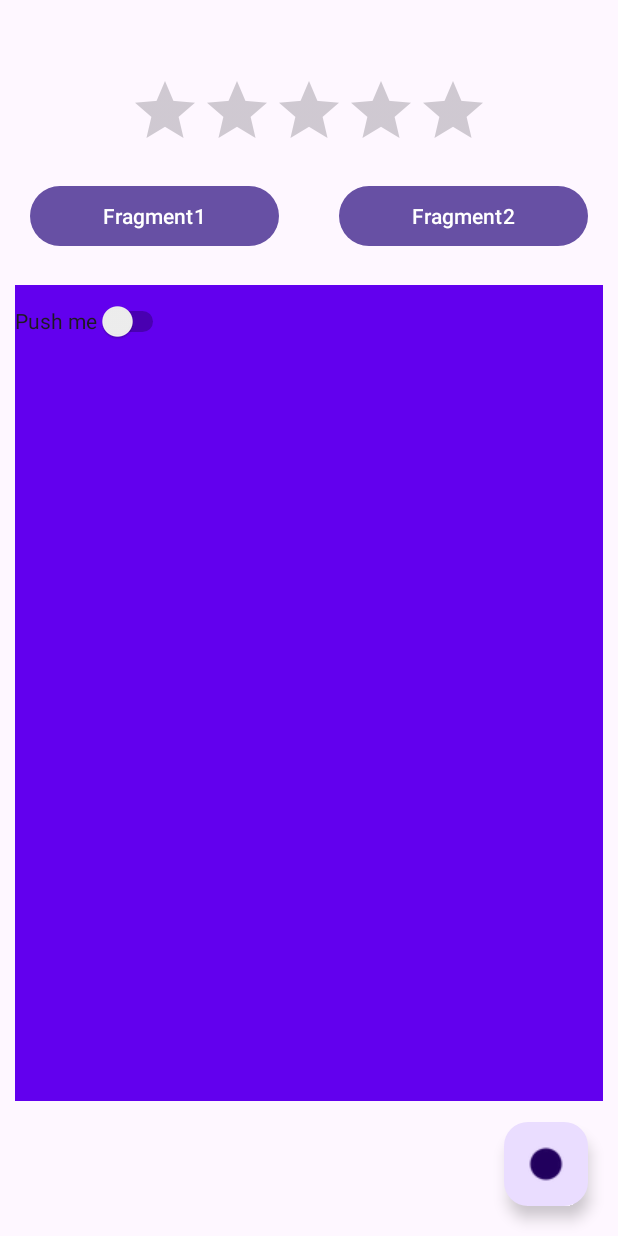
After one commit to stasdo12/Calculation, an Android app: the fragment SecondFragment placed in its activity, on a phone screen of 412 x 824 dp. The commit adds this screen. Run offline under Robolectric (Android 15) with nearby library versions, the phone set to English and light mode, and no system bars.

Commit message:
create a fragment_first.xml and FragmentActivity

```diff
--- a/app/src/main/AndroidManifest.xml
+++ b/app/src/main/AndroidManifest.xml
@@ -12,6 +12,9 @@
         android:supportsRtl="true"
         android:theme="@style/Theme.Calculation"
         tools:targetApi="31">
+        <activity
+            android:name=".FragmentActivity"
+            android:exported="false" />
         <activity
             android:name=".MediaPlayerActivity"
             android:exported="false" />
--- /dev/null
+++ b/app/src/main/java/ua/com/calculation/FirstFragment.java
@@ -0,0 +1,26 @@
+package ua.com.calculation;
+
+import android.os.Bundle;
+
+
+import androidx.fragment.app.Fragment;
+
+import android.view.LayoutInflater;
+import android.view.View;
+import android.view.ViewGroup;
+
+
+public class FirstFragment extends Fragment {
+
+
+
+
+    @Override
+    public View onCreateView(LayoutInflater inflater, ViewGroup container,
+                             Bundle savedInstanceState) {
+
+
+        // Inflate the layout for this fragment
+        return inflater.inflate(R.layout.fragment_first, container, false);
+    }
+}
--- /dev/null
+++ b/app/src/main/java/ua/com/calculation/FragmentActivity.java
@@ -0,0 +1,52 @@
+package ua.com.calculation;
+
+import androidx.appcompat.app.AppCompatActivity;
+import androidx.fragment.app.Fragment;
+import androidx.fragment.app.FragmentTransaction;
+
+import android.os.Bundle;
+import android.view.View;
+import android.widget.Button;
+import android.widget.FrameLayout;
+
+public class FragmentActivity extends AppCompatActivity {
+
+    private Button btn_fragment1, btn_fragment2;  // Initialize the buttons
+    private FrameLayout frameLayout;
+    private FirstFragment firstFragment = new FirstFragment();
+
+    @Override
+    protected void onCreate(Bundle savedInstanceState) {
+        super.onCreate(savedInstanceState);
+        setContentView(R.layout.activity_fragment);
+
+        // Initialize the buttons
+        btn_fragment1 = findViewById(R.id.btn_fragment1);
+        btn_fragment2 = findViewById(R.id.btn_fragment2);
+        frameLayout = findViewById(R.id.frame_layout);
+
+        // At start app
+        setNewFragment(firstFragment);
+
+        btn_fragment1.setOnClickListener(new View.OnClickListener() {
+            @Override
+            public void onClick(View v) {
+                setNewFragment(firstFragment);
+            }
+        });
+
+        btn_fragment2.setOnClickListener(new View.OnClickListener() {
+            @Override
+            public void onClick(View v) {
+                SecondFragment secondFragment = new SecondFragment();
+                setNewFragment(secondFragment);
+            }
+        });
+    }
+
+    private void setNewFragment(Fragment fragment) {
+        FragmentTransaction ft = getSupportFragmentManager().beginTransaction();
+        ft.replace(R.id.frame_layout, fragment);
+        ft.commit();
+    }
+}
--- a/app/src/main/java/ua/com/calculation/MainActivity.java
+++ b/app/src/main/java/ua/com/calculation/MainActivity.java
@@ -25,6 +25,16 @@ public class MainActivity extends AppCompatActivity {
         number_field_two = findViewById(R.id.number_field_two);
         Button add_button = findViewById(R.id.add_button);
         Button move_button = findViewById(R.id.button_to_move_toast);
+        Button fragment_button = findViewById(R.id.move_to_fragment);
+
+
+        fragment_button.setOnClickListener(new View.OnClickListener() {
+            @Override
+            public void onClick(View v) {
+                Intent intent = new Intent(MainActivity.this, FragmentActivity.class);
+                startActivity(intent);
+            }
+        });
 
         move_button.setOnClickListener(new View.OnClickListener() {
             @Override
--- /dev/null
+++ b/app/src/main/java/ua/com/calculation/SecondFragment.java
@@ -0,0 +1,21 @@
+package ua.com.calculation;
+
+import android.os.Bundle;
+
+import androidx.fragment.app.Fragment;
+
+import android.view.LayoutInflater;
+import android.view.View;
+import android.view.ViewGroup;
+
+
+public class SecondFragment extends Fragment {
+
+
+    @Override
+    public View onCreateView(LayoutInflater inflater, ViewGroup container,
+                             Bundle savedInstanceState) {
+        // Inflate the layout for this fragment
+        return inflater.inflate(R.layout.fragment_second, container, false);
+    }
+}
--- /dev/null
+++ b/app/src/main/res/layout/activity_fragment.xml
@@ -0,0 +1,73 @@
+<?xml version="1.0" encoding="utf-8"?>
+<androidx.constraintlayout.widget.ConstraintLayout xmlns:android="http://schemas.android.com/apk/res/android"
+    xmlns:app="http://schemas.android.com/apk/res-auto"
+    xmlns:tools="http://schemas.android.com/tools"
+    android:layout_width="match_parent"
+    android:layout_height="match_parent"
+    tools:context=".FragmentActivity">
+
+    <com.google.android.material.floatingactionbutton.FloatingActionButton
+        android:id="@+id/floatingActionButton"
+        android:layout_width="wrap_content"
+        android:layout_height="wrap_content"
+        android:layout_marginEnd="20dp"
+        android:layout_marginBottom="20dp"
+        android:contentDescription="@string/app_name"
+        android:clickable="true"
+        app:layout_constraintBottom_toBottomOf="parent"
+        app:layout_constraintEnd_toEndOf="parent"
+        app:srcCompat="@android:drawable/presence_offline" />
+
+    <RatingBar
+        android:id="@+id/ratingBar"
+        android:layout_width="wrap_content"
+        android:layout_height="wrap_content"
+        android:layout_marginTop="50dp"
+        android:contentDescription="@string/app_name"
+        app:layout_constraintEnd_toEndOf="parent"
+        app:layout_constraintStart_toStartOf="parent"
+        app:layout_constraintTop_toTopOf="parent" />
+
+    <LinearLayout
+        android:id="@+id/linearLayout2"
+        android:layout_width="match_parent"
+        android:layout_height="match_parent"
+        android:layout_marginTop="120dp"
+        android:orientation="horizontal"
+        app:layout_constraintEnd_toEndOf="parent"
+        app:layout_constraintStart_toStartOf="parent"
+        app:layout_constraintTop_toTopOf="@+id/ratingBar">
+
+        <Button
+            android:id="@+id/btn_fragment1"
+            android:layout_width="wrap_content"
+            android:layout_height="wrap_content"
+            android:layout_marginHorizontal="20dp"
+            android:layout_weight="1"
+            android:text="Fragment1" />
+
+        <Button
+            android:id="@+id/btn_fragment2"
+            android:layout_width="wrap_content"
+            android:layout_height="wrap_content"
+            android:layout_marginHorizontal="20dp"
+            android:layout_weight="1"
+            android:text="Fragment2" />
+    </LinearLayout>
+
+    <FrameLayout
+        android:id="@+id/frame_layout"
+        android:layout_width="match_parent"
+        android:layout_height="0dp"
+        android:layout_marginStart="10dp"
+        android:layout_marginTop="20dp"
+        android:layout_marginEnd="10dp"
+        android:layout_marginBottom="90dp"
+        app:layout_constraintBottom_toBottomOf="parent"
+        app:layout_constraintEnd_toEndOf="parent"
+        app:layout_constraintStart_toStartOf="parent"
+        app:layout_constraintTop_toTopOf="@+id/linearLayout2">
+
+    </FrameLayout>
+
+</androidx.constraintlayout.widget.ConstraintLayout>
--- a/app/src/main/res/layout/activity_main.xml
+++ b/app/src/main/res/layout/activity_main.xml
@@ -68,4 +68,14 @@
         app:layout_constraintStart_toStartOf="parent"
         app:layout_constraintTop_toBottomOf="@+id/add_button" />
 
+    <Button
+        android:id="@+id/move_to_fragment"
+        android:layout_width="wrap_content"
+        android:layout_height="wrap_content"
+        android:text="Fragment"
+        app:layout_constraintBottom_toTopOf="@+id/add_button"
+        app:layout_constraintEnd_toEndOf="parent"
+        app:layout_constraintStart_toStartOf="parent"
+        app:layout_constraintTop_toBottomOf="@+id/number_field_two" />
+
 </androidx.constraintlayout.widget.ConstraintLayout>
--- /dev/null
+++ b/app/src/main/res/layout/fragment_first.xml
@@ -0,0 +1,13 @@
+<?xml version="1.0" encoding="utf-8"?>
+<FrameLayout xmlns:android="http://schemas.android.com/apk/res/android"
+    xmlns:tools="http://schemas.android.com/tools"
+    android:layout_width="match_parent"
+    android:layout_height="match_parent"
+    android:background="@color/design_default_color_secondary"
+    tools:context=".FirstFragment">
+
+    <SeekBar
+        android:id="@+id/seekBar"
+        android:layout_width="match_parent"
+        android:layout_height="130dp" />
+</FrameLayout>
--- /dev/null
+++ b/app/src/main/res/layout/fragment_second.xml
@@ -0,0 +1,15 @@
+<?xml version="1.0" encoding="utf-8"?>
+<FrameLayout xmlns:android="http://schemas.android.com/apk/res/android"
+    xmlns:tools="http://schemas.android.com/tools"
+    android:layout_width="match_parent"
+    android:layout_height="match_parent"
+    android:background="@color/design_default_color_primary"
+    tools:context=".SecondFragment">
+
+    <Switch
+        android:id="@+id/switch1"
+        android:layout_width="wrap_content"
+        android:layout_height="wrap_content"
+        android:minHeight="48dp"
+        android:text="Push me" />
+</FrameLayout>
--- a/app/src/main/res/values/strings.xml
+++ b/app/src/main/res/values/strings.xml
@@ -11,5 +11,7 @@
     <string name="dialog">Dialog</string>
     <string name="image">Image</string>
     <string name="sorry">Sorry</string>
+    <!-- TODO: Remove or change this placeholder text -->
+    <string name="hello_blank_fragment">Hello blank fragment</string>
 
 </resources>
```
